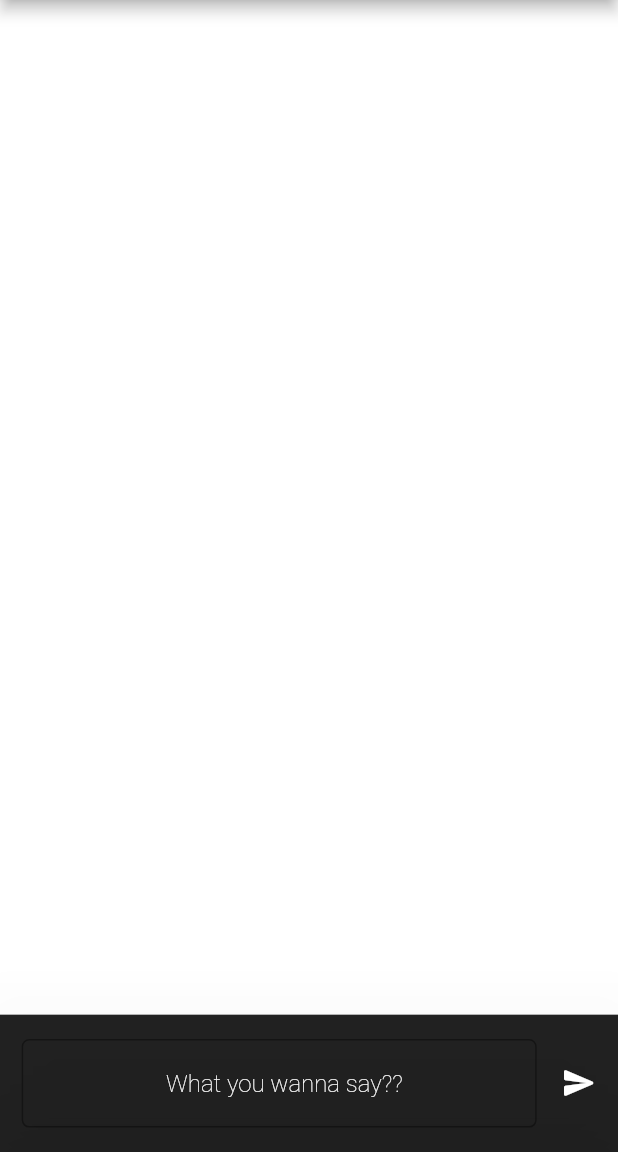
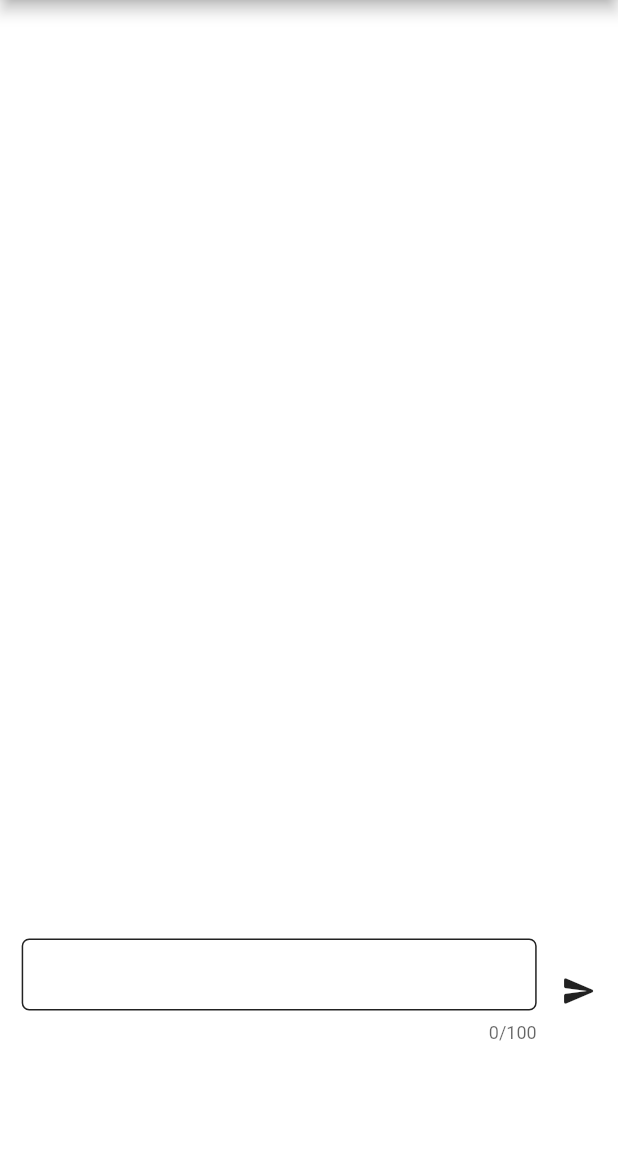
Before and after one commit to CleverJotech/whiteboard, a Flutter app: the MyHomePage screen opened directly, on a phone screen of 412 x 824 dp, the part 84-1236 px from its top. Run offline on Flutter 3.47's test engine with Material 2 defaults, Android fonts, the phone set to English and light mode, and no system bars; our stand-ins replace animated_text_kit.

Commit message:
making sense

```diff
--- a/lib/constants.dart
+++ b/lib/constants.dart
@@ -3,3 +3,4 @@ import 'package:flutter/material.dart';
 const Color colorMaroon = Colors.black87;
 const Color colorWhite = Color.fromARGB(255, 255, 255, 255);
 const Color colorRed = Colors.redAccent;
+const Color colorBlue = Colors.blueAccent;
--- a/lib/main.dart
+++ b/lib/main.dart
@@ -1,5 +1,6 @@
 import 'dart:math';
 import 'dart:ui' as ui;
+import 'package:flutter/services.dart';
 import 'package:whiteboard/constants.dart';
 import 'package:flutter/material.dart';
 import 'package:whiteboard/user_input.dart';
@@ -19,13 +20,13 @@ class MyApp extends StatelessWidget {
       debugShowCheckedModeBanner: false,
       title: 'WhiteBoard',
       theme: ThemeData(canvasColor: colorWhite),
-      home: const WhiteSplash(),
+      home: const MyHomePage(title: 'WhiteBoard'),
     );
   }
 }
 
 class MyHomePage extends StatefulWidget {
-  const MyHomePage({super.key, required this.title});
+  const MyHomePage({Key? key, required this.title}) : super(key: key);
 
   final String title;
 
@@ -80,27 +81,35 @@ class _MyHomePageState extends State<MyHomePage> {
         ),
         backgroundColor: colorMaroon,
       ),
-      body: ListView(children: [
-        Column(
+      body: SingleChildScrollView(
+        child: Column(
+          mainAxisAlignment: MainAxisAlignment.spaceBetween,
           children: [
             Center(
               child: Transform.rotate(
                 angle: -pi / 2,
+                child: SizedBox(
+                  width: screenSize.width / 5,
+                  height: screenSize.height / 1.34,
                   child: ClipRect(
                     child: BackdropFilter(
                         filter: ui.ImageFilter.blur(sigmaX: 10.0, sigmaY: 10.0),
-                    child: SubmittedScreen(submittedText: _text),
+                        child: SubmittedScreen(submittedText: _text)
+                        //Text(
+                        //   _text,
+                        //   style: const TextStyle(
+                        //     fontWeight: FontWeight.w900,
+                        //     fontSize: 90.0,
+                        //     color: Colors.black54,
+                        //     letterSpacing: 3.0,
+                        //   ),
+                        // ),
                         ),
                   ),
                 ),
               ),
-          ],
             ),
-      ]),
-      bottomNavigationBar: BottomAppBar(
-        elevation: 50,
-        color: colorMaroon,
-        child: InkWell(
+            InkWell(
               onTap: () {
                 setState(() {});
               },
@@ -119,6 +128,9 @@ class _MyHomePageState extends State<MyHomePage> {
                         SizedBox(
                           width: screenSize.width / 1.2,
                           child: TextField(
+                              maxLength: 100,
+                              maxLengthEnforcement:
+                                  MaxLengthEnforcement.enforced,
                               controller: userText,
                               focusNode: myFocus,
                               autofocus: isActive,
@@ -130,15 +142,30 @@ class _MyHomePageState extends State<MyHomePage> {
                                       fontWeight: FontWeight.w200),
                                   hintText:
                                       '                      What you wanna say??',
+                                  contentPadding: const EdgeInsets.symmetric(
+                                      vertical: 10.0),
+                                  enabledBorder: const OutlineInputBorder(
+                                    borderSide: BorderSide(
+                                        width: 1, color: colorMaroon),
+                                    borderRadius:
+                                        BorderRadius.all(Radius.circular(5)),
+                                  ),
+                                  focusedBorder: const OutlineInputBorder(
+                                    borderSide: BorderSide(
+                                        width: 1.5, color: colorBlue),
+                                    borderRadius:
+                                        BorderRadius.all(Radius.circular(5)),
+                                  ),
                                   errorBorder: const OutlineInputBorder(
                                     borderSide:
-                                    BorderSide(width: 3, color: colorRed),
+                                        BorderSide(width: 2, color: colorRed),
                                   ),
                                   border: OutlineInputBorder(
-                                  borderRadius: BorderRadius.circular(5.0),
+                                      borderRadius: BorderRadius.circular(3.0),
                                       borderSide: const BorderSide(
-                                      color: colorWhite,
-                                      width: 6.0,
+                                          color:
+                                              colorMaroon, // set the border color to white
+                                          width: 2.0,
                                           style: BorderStyle.solid,
                                           strokeAlign:
                                               BorderSide.strokeAlignInside))),
@@ -146,6 +173,7 @@ class _MyHomePageState extends State<MyHomePage> {
                                 _inputText();
                                 _doneWriting();
                                 userText.clear();
+                                FocusScope.of(context).unfocus();
                               }),
                         ),
                       ],
@@ -155,11 +183,12 @@ class _MyHomePageState extends State<MyHomePage> {
                       children: [
                         Center(
                           child: IconButton(
-                        color: colorWhite,
+                            color: colorMaroon,
                             onPressed: () {
                               setState(() {
                                 _inputText();
                                 userText.clear();
+                                FocusScope.of(context).unfocus();
                               });
                             },
                             icon: const Icon(Icons.send_rounded),
@@ -170,6 +199,8 @@ class _MyHomePageState extends State<MyHomePage> {
                   ],
                 ),
               ),
+            ),
+          ],
         ),
       ),
     );
@@ -191,17 +222,19 @@ class _SubmittedScreenState extends State<SubmittedScreen> {
     return Center(
       child: SlideFadeTransition(
         curve: Curves.elasticInOut,
-        delayStart: const Duration(milliseconds: 5000),
-        animationDuration: const Duration(milliseconds: 20000),
-        offset: 2.5,
+        delayStart: const Duration(milliseconds: 1800),
+        animationDuration: const Duration(milliseconds: 5000),
+        offset: 1.0,
         direction: Direction.horizontal,
+        child: Center(
           child: Text(
             widget.submittedText,
+            textScaleFactor: null,
             style: const TextStyle(
               fontWeight: FontWeight.w900,
-            fontSize: 90.0,
               color: Colors.black54,
               letterSpacing: 3.0,
+            ),
           ),
         ),
       ),
```
Lines whose indentation alone changed are shown as unchanged.
